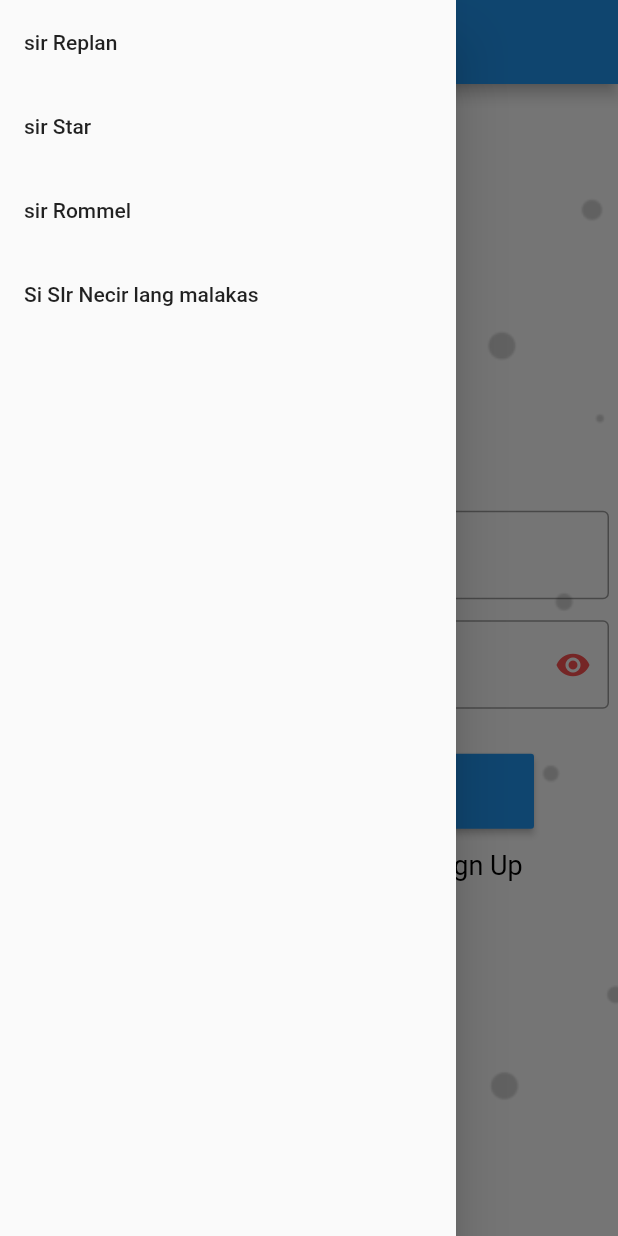
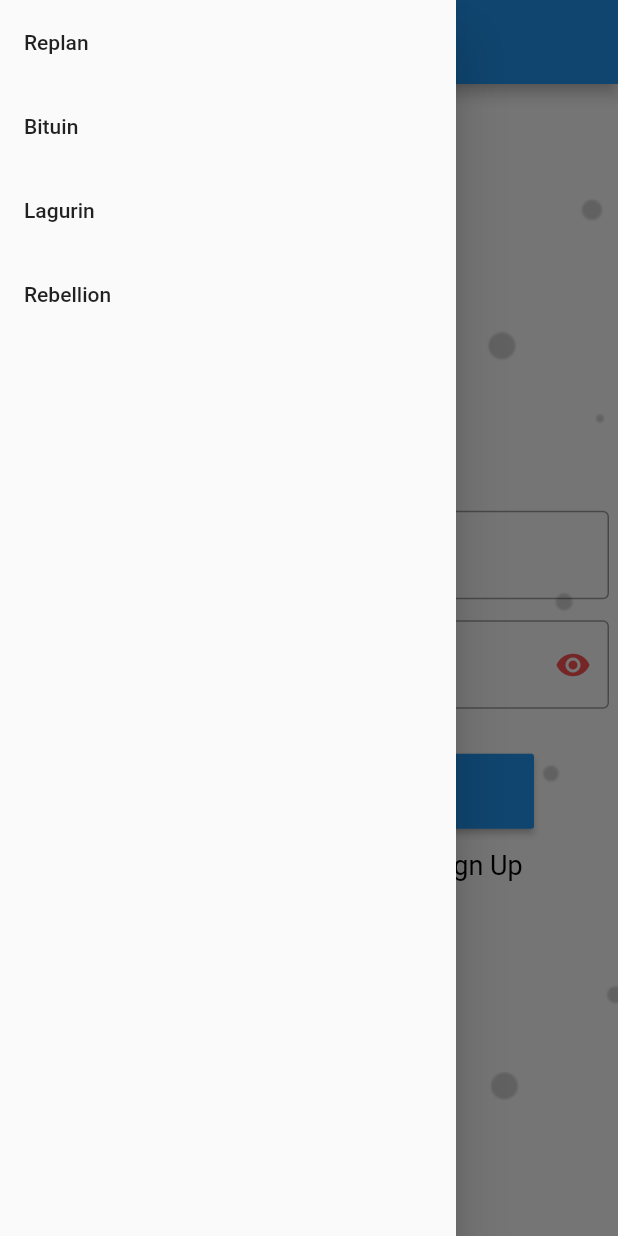
Before and after one commit to boslagu/IP-Tracker-With-StartAPI, a Flutter app: the screen it shows after launch, with the side drawer open, on a phone screen of 412 x 824 dp. Run offline on Flutter 3.47's test engine with Material 2 defaults, Android fonts, the light colour scheme and no system bars.

Commit message:
Fix some error handling

```diff
--- a/lib/screens/developerprofile/star.dart
+++ b/lib/screens/developerprofile/star.dart
@@ -13,6 +13,7 @@ class _StarState extends State<Star> {
     queryData = MediaQuery.of(context);
     return Scaffold(
       appBar: AppBar(
+        centerTitle:true,
         title: Text("Developer Profile"),
       ),
       body: Container(
--- a/lib/screens/loginscreen.dart
+++ b/lib/screens/loginscreen.dart
@@ -60,7 +60,7 @@ class _LoginScreenState extends State<LoginScreen> {
     Scaffold.of(context).showSnackBar(snackBar);
   }
 //ito ang menu ng drawer
-  List<String> _myList = ["sir Replan","sir Star","sir Rommel","Si SIr Necir lang malakas"];
+  List<String> _myList = ["Replan","Bituin","Lagurin","Rebellion"];
 
   @override
   Widget build(BuildContext context) {
@@ -78,22 +78,22 @@ class _LoginScreenState extends State<LoginScreen> {
                   onTap: (){
 
                     //ito ang pag pili ng text screen
-                    if (_myList[i].toString() == "sir Replan"){
+                    if (_myList[i].toString() == "Replan"){
                       Navigator.push(
                         context,
                         MaterialPageRoute(builder: (context) => Replan()),
                       );
-                    }else if (_myList[i].toString() == "sir Star"){
+                    }else if (_myList[i].toString() == "Bituin"){
                       Navigator.push(
                         context,
                         MaterialPageRoute(builder: (context) => Star()),
                       );
-                    }else if (_myList[i].toString() == "sir Rommel") {
+                    }else if (_myList[i].toString() == "Lagurin") {
                       Navigator.push(
                         context,
                         MaterialPageRoute(builder: (context) => Rommel()),
                       );
-                    }else if (_myList[i].toString() == "Si SIr Necir lang malakas") {
+                    }else if (_myList[i].toString() == "Rebellion") {
                       Navigator.push(
                           context,
                           MaterialPageRoute(builder: (context) => Necir()),
```
Also changed, not shown: lib/screens/apiscreen.dart (+25 -2 lines), lib/screens/signup.dart (+8 -1 lines), lib/service/starApiService.dart (+21 -12 lines).
